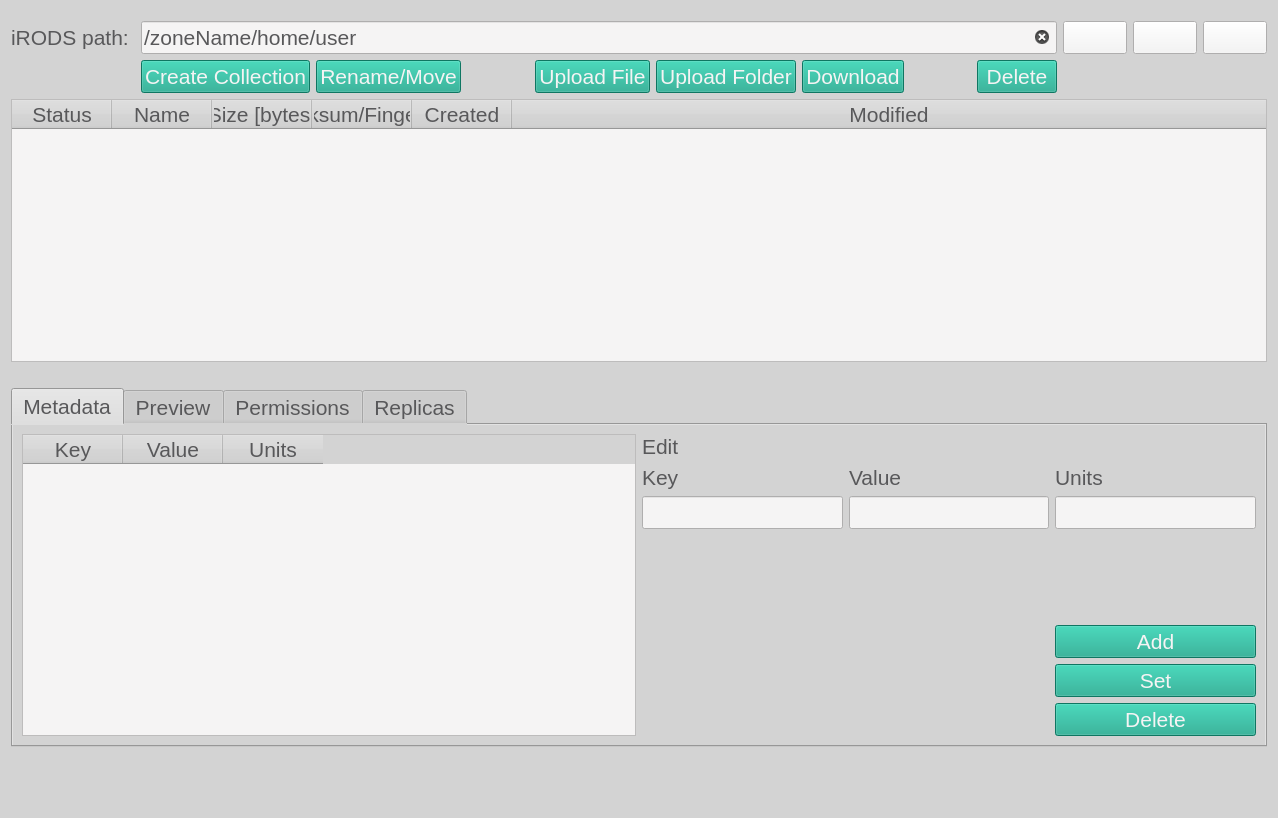
First picture: the form in ibridgesgui/ui_files/tabBrowser.ui, repository iBridges-for-iRODS/iBridges-GUI, before the edit.
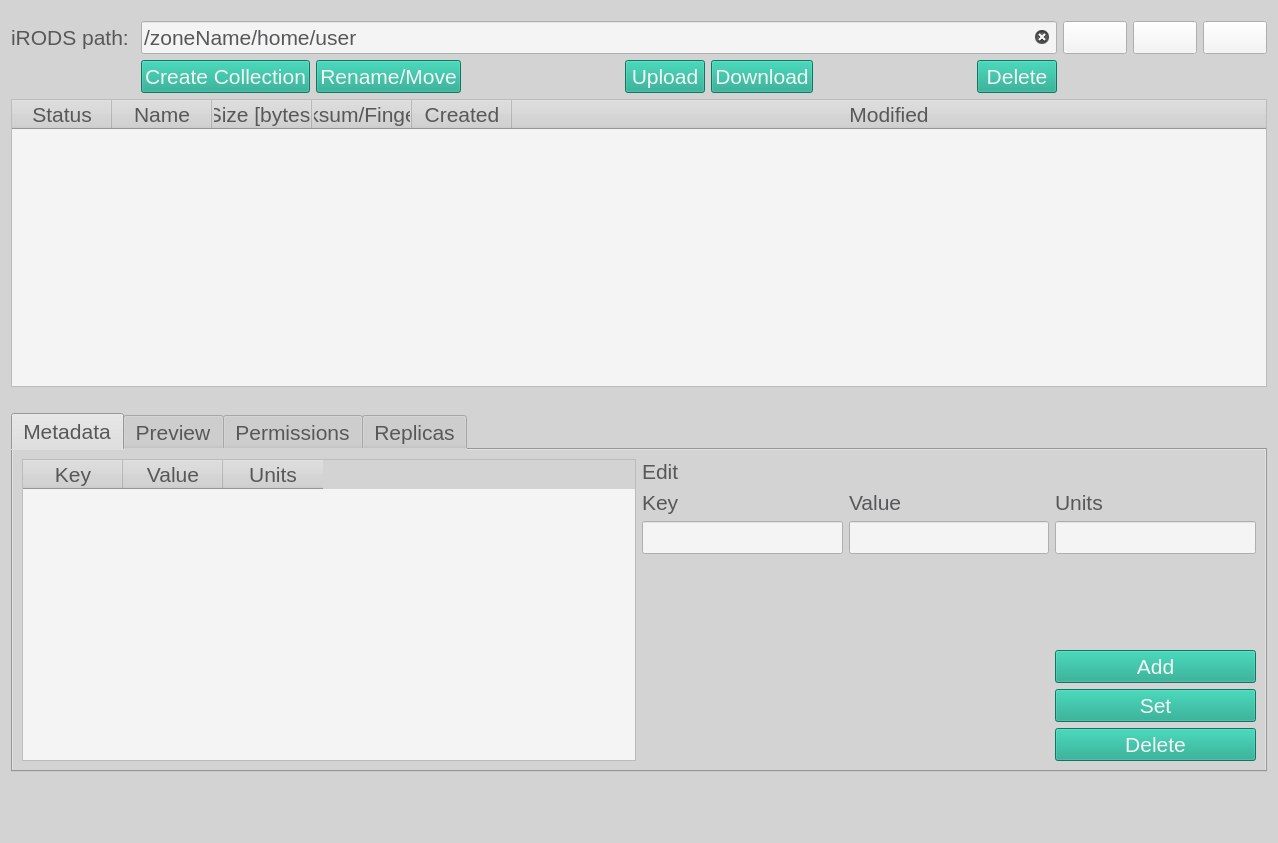
Second picture: the form after the edit. Icons and pictures are not drawn.

Commit message: Upload button in browser

The edit to the form file:
```diff
--- a/ibridgesgui/ui_files/tabBrowser.ui
+++ b/ibridgesgui/ui_files/tabBrowser.ui
@@ -7,7 +7,7 @@
     <x>0</x>
     <y>0</y>
     <width>1278</width>
-    <height>818</height>
+    <height>843</height>
    </rect>
   </property>
   <property name="windowTitle">
@@ -181,14 +181,7 @@
        <item>
         <widget class="QPushButton" name="upload_file_button">
          <property name="text">
-          <string>Upload File</string>
-         </property>
-        </widget>
-       </item>
-       <item>
-        <widget class="QPushButton" name="upload_dir_button">
-         <property name="text">
-          <string>Upload Folder</string>
+          <string>Upload</string>
          </property>
         </widget>
        </item>
```
Left out of the diff: 2 changed lines with no effect on the pictures. The commit also changes 7 other files.
